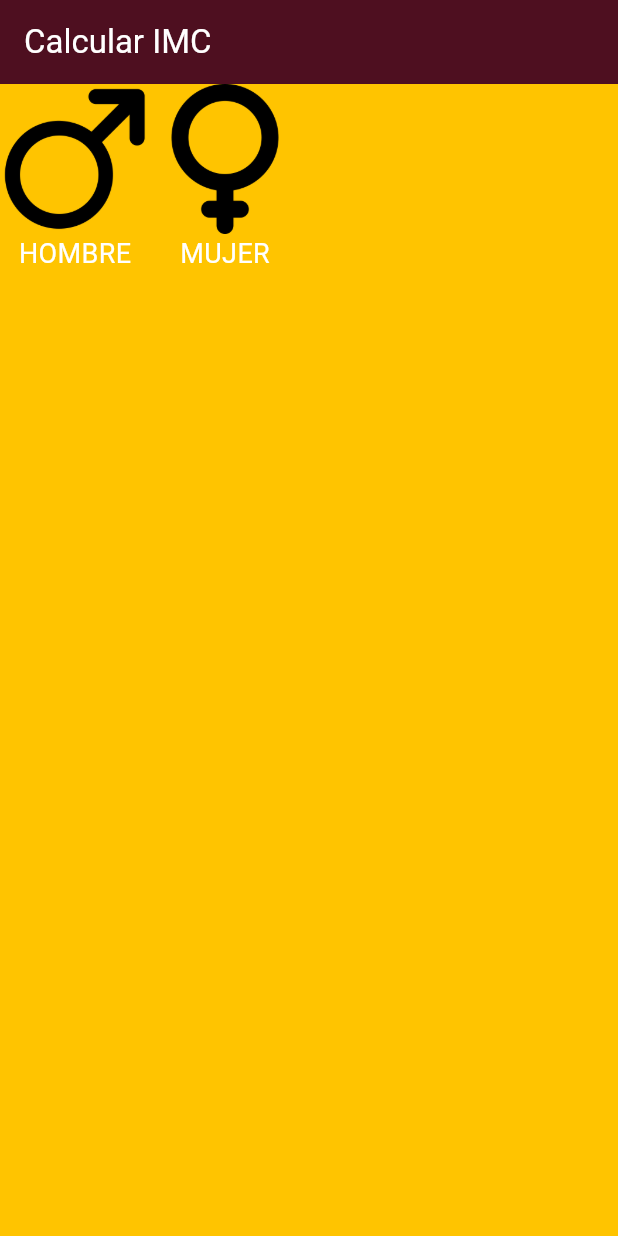
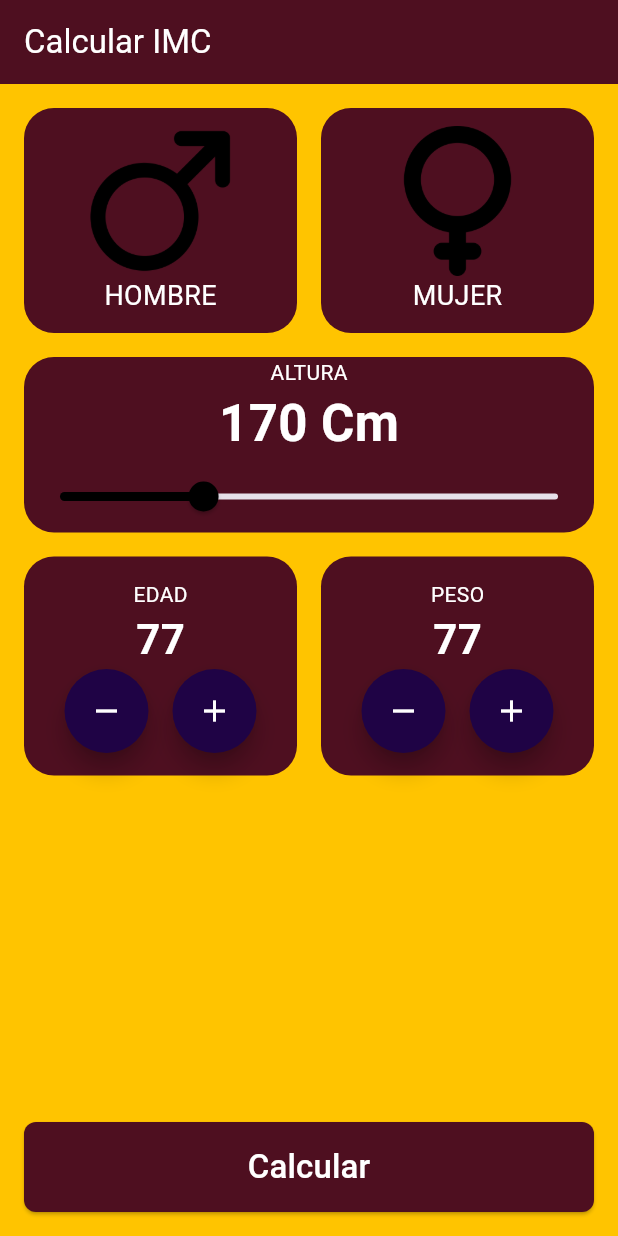
Before and after one commit to valu2208/AsaderoLaCeiba, a Flutter app: the screen it shows after launch, on a phone screen of 412 x 824 dp. Run offline on Flutter 3.47's test engine with Material 3 defaults, Android fonts, the phone set to English and light mode, and no system bars.

Commit message:
Cambios propios del frontend

```diff
--- /dev/null
+++ b/frontend/lib/componentes/seleccionarnumeros.dart
@@ -0,0 +1,41 @@
+import 'package:asadero/core/colores.dart';
+import 'package:flutter/material.dart';
+
+class Seleccionarnumeros extends StatefulWidget {
+  final String titulo;
+  const Seleccionarnumeros({super.key, required this.titulo});
+
+  @override
+  State<Seleccionarnumeros> createState() => _SeleccionarnumerosState();
+}
+
+class _SeleccionarnumerosState extends State<Seleccionarnumeros> {
+  @override
+  Widget build(BuildContext context) {
+    return Container(
+      decoration: BoxDecoration(
+        color: AppColors.fondoComponentesSeleccionado,
+        borderRadius: BorderRadius.circular(20),
+      ),
+      child: Padding(
+        padding: const EdgeInsets.all(15),
+        child: Column(
+          children: [
+            Text(widget.titulo, style: TextStyle(color: Colors.white)),
+            Text("77", style: TextStyle(color:  Colors.white, fontSize: 28, fontWeight: FontWeight.bold),
+            ),
+            Row(
+              mainAxisAlignment: MainAxisAlignment.center,
+              children: [
+                FloatingActionButton(onPressed: () {}, shape: CircleBorder(), backgroundColor: AppColors.secondary, child: Icon(Icons.remove, color: Colors.white)
+                ),
+                SizedBox(width: 16),
+                FloatingActionButton(onPressed: () {}, shape: CircleBorder(), backgroundColor: AppColors.secondary, child: Icon(Icons.add, color: Colors.white) ),
+              ],
+            ),
+          ],
+        ),
+      ),
+    );
+  }
+}
--- /dev/null
+++ b/frontend/lib/componentes/selectoraltura.dart
@@ -0,0 +1,45 @@
+import 'package:asadero/core/colores.dart';
+import 'package:flutter/material.dart';
+
+class Selectoraltura extends StatefulWidget {
+  const Selectoraltura({super.key});
+
+  @override
+  State<Selectoraltura> createState() => _SelectoralturaState();
+}
+
+class _SelectoralturaState extends State<Selectoraltura> {
+  double altura = 170; //altura inicial
+
+  @override
+  Widget build(BuildContext context) {
+    return Padding(
+      padding: const EdgeInsets.only (left: 16, right: 16),
+      child: Container(
+        decoration: BoxDecoration(
+          color: AppColors.fondoComponentesSeleccionado,
+          borderRadius: BorderRadius.circular(20),
+        ),
+        child: Column(
+          children: [
+            //titulo
+            Text("ALTURA", style: TextStyle(color: Colors.white)),
+            Text("${altura.toStringAsFixed(0)} Cm", style: TextStyle(color: Colors.white, fontSize:  34, fontWeight: FontWeight.bold
+            ),
+            ),
+            Slider(value: altura, onChanged: (nuevaAltura){
+              setState(() {
+                altura = nuevaAltura;
+              });
+            },
+            min: 150,
+            max: 220,
+            divisions: 70,
+            activeColor: AppColors.primary,
+            ),
+          ],
+        ),
+      ),
+    );
+  }
+}
--- a/frontend/lib/componentes/selectorgenero.dart
+++ b/frontend/lib/componentes/selectorgenero.dart
@@ -1,3 +1,4 @@
+import 'package:asadero/core/colores.dart';
 import 'package:asadero/core/estilotexto.dart';
 import 'package:flutter/material.dart';
 
@@ -15,19 +16,80 @@ class _SelectorgeneroState extends State<Selectorgenero> {
     return Row(
       children: [
         //hombre
-        Column(
+        Expanded(
+          child: GestureDetector(
+            onTap: () {
+              setState(() {
+                selectorGenero = "Hombre";
+              });
+            },
+            child: Padding(
+              padding: const EdgeInsets.only(
+                top: 16,
+                bottom: 16,
+                left: 16,
+                right: 8,
+              ),
+              child: Container(
+                decoration: BoxDecoration(
+                  color: selectorGenero == "Hombre"
+                      ? AppColors.secondary
+                      : AppColors.fondoComponentesSeleccionado,
+                  borderRadius: BorderRadius.circular(20),
+                ),
+                child: Padding(
+                  padding: const EdgeInsets.all(12),
+                  child: Column(
                     children: [
                       Image.asset("assets/imagenes/male.png", height: 100),
-          Text ("Hombre".toUpperCase(), style: Estilotexto.estilosLetra),
+                      Text(
+                        "Hombre".toUpperCase(),
+                        style: Estilotexto.estilosLetra,
+                      ),
                     ],
                   ),
+                ),
+              ),
+            ),
+          ),
+        ),
         //mujer
-        Column(
+        Expanded(
+          child: GestureDetector(
+            onTap: () {
+              setState(() {
+                selectorGenero = "Mujer";
+              });
+            },
+            child: Padding(
+              padding: const EdgeInsets.only(
+                top: 16,
+                bottom: 16,
+                left: 8,
+                right: 16,
+              ),
+              child: Container(
+                decoration: BoxDecoration(
+                  color: selectorGenero == "Mujer"
+                      ? AppColors.secondary
+                      : AppColors.fondoComponentesSeleccionado,
+                  borderRadius: BorderRadius.circular(20),
+                ),
+                child: Padding(
+                  padding: const EdgeInsets.all(12),
+                  child: Column(
                     children: [
                       Image.asset("assets/imagenes/female.png", height: 100),
-          Text ("Mujer".toUpperCase(),
-            style: Estilotexto.estilosLetra),
+                      Text(
+                        "Mujer".toUpperCase(),
+                        style: Estilotexto.estilosLetra,
+                      ),
                     ],
+                  ),
+                ),
+              ),
+            ),
+          ),
         ),
       ],
     );
--- a/frontend/lib/pantallas/pantalla_inicio.dart
+++ b/frontend/lib/pantallas/pantalla_inicio.dart
@@ -1,4 +1,7 @@
+import 'package:asadero/componentes/seleccionarnumeros.dart';
+import 'package:asadero/componentes/selectoraltura.dart';
 import 'package:asadero/componentes/selectorgenero.dart';
+import 'package:asadero/core/colores.dart';
 import 'package:flutter/material.dart';
 
 class PantallaInicio extends StatefulWidget {
@@ -11,7 +14,46 @@ class PantallaInicio extends StatefulWidget {
 class _PantallaInicioState extends State<PantallaInicio> {
   @override
   Widget build(BuildContext context) {
-    return Column(children: [Selectorgenero()],
+    return Column(
+      children: [
+        Selectorgenero(),
+        Selectoraltura(),
+        Padding(
+          padding: const EdgeInsets.all(16),
+          child: Row(
+            children: [
+              Expanded(child: Seleccionarnumeros(titulo: "EDAD")),
+              SizedBox(width: 16),
+              Expanded(child: Seleccionarnumeros(titulo: "PESO")),
+            ],
+          ),
+        ),
+        Spacer(), //bajar el boton, dejarlo al final
+        Padding(
+          padding: const EdgeInsets.all(16),
+          child: SizedBox(
+            height: 60,
+            width: double.infinity,
+            child: ElevatedButton(
+              onPressed: () {},
+              style: ButtonStyle(
+                shape: WidgetStatePropertyAll(
+                  RoundedRectangleBorder(
+                    borderRadius: BorderRadiusGeometry.circular(8),
+                  ),
+                ),
+                backgroundColor: WidgetStatePropertyAll(
+                  AppColors.fondoComponentesSeleccionado,
+                ),
+              ),
+              child: Text(
+                "Calcular",
+                style: TextStyle(color: Colors.white, fontSize: 22),
+              ),
+            ),
+          ),
+        ),
+      ],
     );
   }
 }
```
Also changed, not shown: 1 other file. Lines whose indentation alone changed are shown as unchanged.
